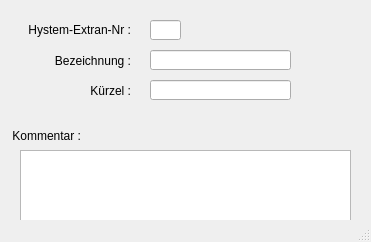
Qt form templates/entwaesserungsarten.ui (hoettges/QKan) before a commit.
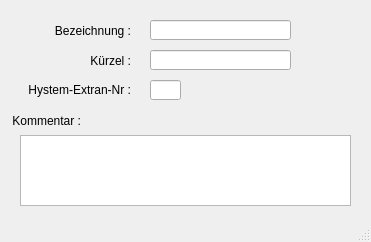
The same form after that commit.

What changed in the file:
```diff
--- a/templates/entwaesserungsarten.ui
+++ b/templates/entwaesserungsarten.ui
@@ -21,7 +21,7 @@
     <property name="geometry">
      <rect>
       <x>10</x>
-      <y>20</y>
+      <y>80</y>
       <width>121</width>
       <height>21</height>
      </rect>
@@ -37,7 +37,7 @@
     <property name="geometry">
      <rect>
       <x>10</x>
-      <y>50</y>
+      <y>20</y>
       <width>121</width>
       <height>21</height>
      </rect>
@@ -56,7 +56,7 @@
     <property name="geometry">
      <rect>
       <x>150</x>
-      <y>20</y>
+      <y>80</y>
       <width>31</width>
       <height>20</height>
      </rect>
@@ -78,7 +78,7 @@
     <property name="geometry">
      <rect>
       <x>150</x>
-      <y>50</y>
+      <y>20</y>
       <width>141</width>
       <height>20</height>
      </rect>
@@ -91,7 +91,7 @@
     <property name="geometry">
      <rect>
       <x>10</x>
-      <y>80</y>
+      <y>50</y>
       <width>121</width>
       <height>21</height>
      </rect>
@@ -107,7 +107,7 @@
     <property name="geometry">
      <rect>
       <x>150</x>
-      <y>80</y>
+      <y>50</y>
       <width>141</width>
       <height>20</height>
      </rect>
@@ -120,7 +120,7 @@
     <property name="geometry">
      <rect>
       <x>10</x>
-      <y>125</y>
+      <y>110</y>
       <width>71</width>
       <height>21</height>
      </rect>
@@ -136,7 +136,7 @@
     <property name="geometry">
      <rect>
       <x>20</x>
-      <y>150</y>
+      <y>135</y>
       <width>331</width>
       <height>71</height>
      </rect>
```
Left out of the diff: 6 changed lines with no effect on the pictures.
